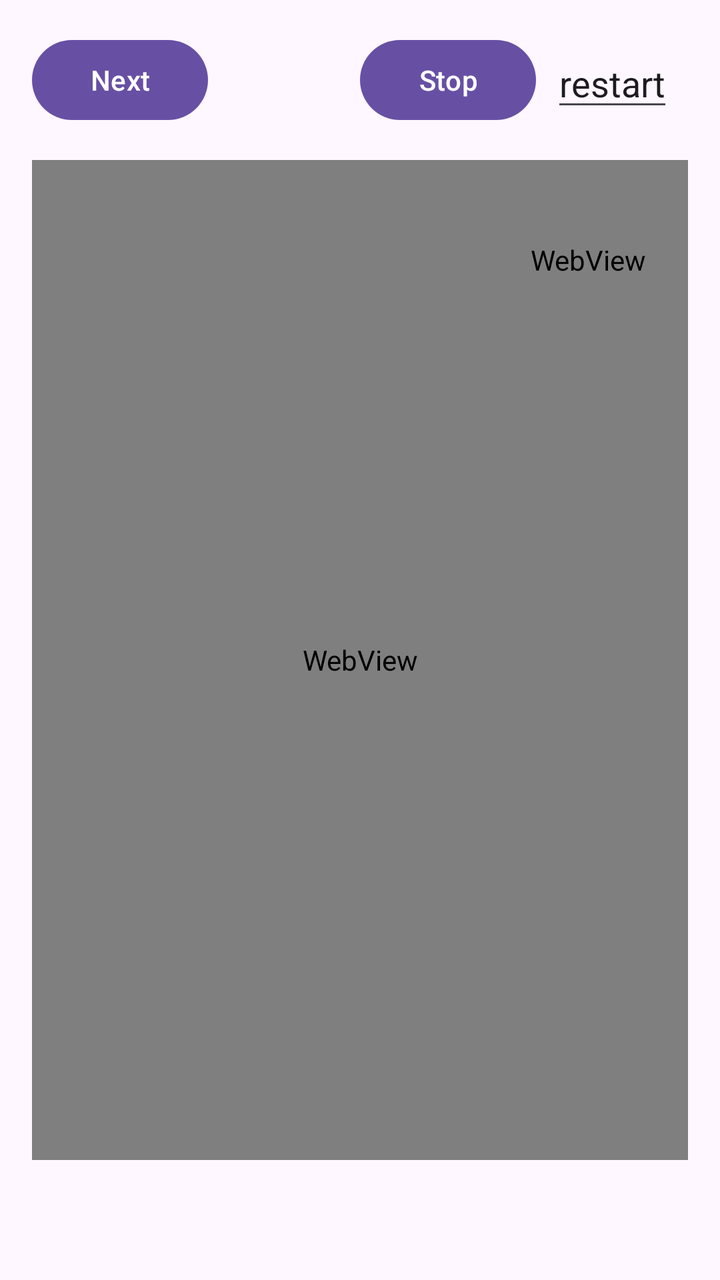
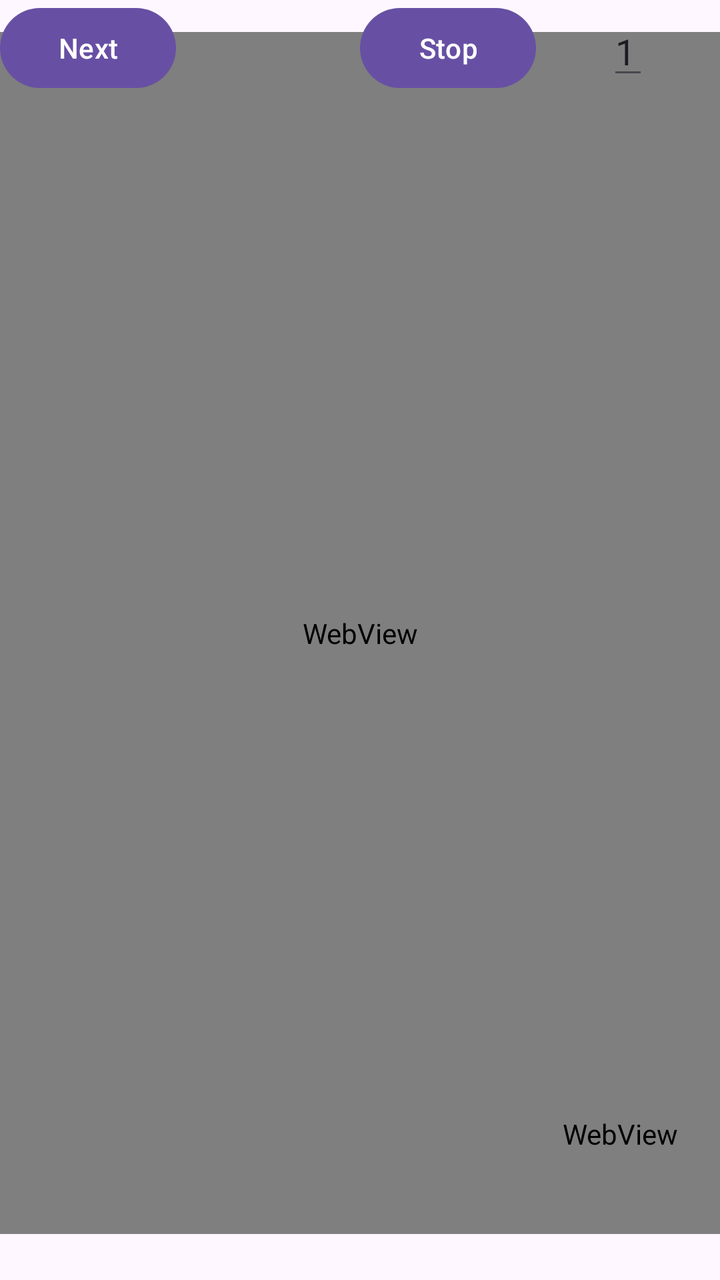

An Android layout rendered at two revisions. The XML below is the earlier revision; the diff shows what the commit changed to produce the second picture.
<!-- AndroidManifest.xml: application theme Theme.Auto_web_android -->
<!-- res/layout/fragment_first.xml -->
<?xml version="1.0" encoding="utf-8"?>
<androidx.core.widget.NestedScrollView xmlns:android="http://schemas.android.com/apk/res/android"
    xmlns:app="http://schemas.android.com/apk/res-auto"
    xmlns:tools="http://schemas.android.com/tools"
    android:layout_width="match_parent"
    android:layout_height="match_parent"
    tools:context=".FirstFragment">

    <androidx.constraintlayout.widget.ConstraintLayout
        android:layout_width="match_parent"
        android:layout_height="match_parent"
        android:padding="16dp">

        <Button
            android:id="@+id/button_first"
            android:layout_width="wrap_content"
            android:layout_height="wrap_content"
            android:text="@string/next"
            app:layout_constraintBottom_toTopOf="@id/web"
            app:layout_constraintStart_toStartOf="parent"
            app:layout_constraintTop_toTopOf="parent" />

        <Button
            android:id="@+id/stop"
            android:layout_width="wrap_content"
            android:layout_height="wrap_content"
            android:text="@string/stop"
            app:layout_constraintBottom_toBottomOf="@+id/button_first"
            app:layout_constraintEnd_toEndOf="parent"
            app:layout_constraintStart_toEndOf="@+id/button_first"
            app:layout_constraintTop_toTopOf="@+id/button_first" />

        <EditText
            android:id="@+id/input"
            android:layout_width="wrap_content"
            android:layout_height="wrap_content"
            android:text="restart"
            app:layout_constraintBottom_toBottomOf="@+id/button_first"
            app:layout_constraintEnd_toEndOf="parent"
            app:layout_constraintStart_toEndOf="@+id/stop"
            app:layout_constraintTop_toTopOf="@+id/button_first" />

        <WebView
            android:id="@+id/web"
            android:layout_width="match_parent"
            android:layout_height="500dp"
            android:layout_marginTop="16dp"
            app:layout_constraintBottom_toBottomOf="parent"
            app:layout_constraintEnd_toEndOf="parent"
            app:layout_constraintStart_toStartOf="parent"
            app:layout_constraintTop_toBottomOf="@id/button_first" />

        <WebView
            android:id="@+id/blank"
            android:layout_width="100dp"
            android:layout_height="100dp"
            app:layout_constraintEnd_toEndOf="parent"
            app:layout_constraintTop_toTopOf="@+id/web" />

    </androidx.constraintlayout.widget.ConstraintLayout>
</androidx.core.widget.NestedScrollView>
<!-- resources referenced by this layout -->
<resources>
  <string name="next">Next</string>
  <string name="stop">Stop</string>
  <style name="Theme.Auto_web_android" parent="Base.Theme.Auto_web_android" />
  <style name="Base.Theme.Auto_web_android" parent="Theme.Material3.DayNight.NoActionBar">
          
          
      </style>
</resources>

<!-- the commit's change to res/layout/fragment_first.xml (unified diff, before → after) -->
@@ -8,15 +8,23 @@
 
     <androidx.constraintlayout.widget.ConstraintLayout
         android:layout_width="match_parent"
-        android:layout_height="match_parent"
-        android:padding="16dp">
+        android:layout_height="match_parent">
+
+        <WebView
+            android:id="@+id/web"
+            android:layout_width="match_parent"
+            android:layout_height="0dp"
+            android:layout_marginTop="16dp"
+            app:layout_constraintBottom_toBottomOf="parent"
+            app:layout_constraintEnd_toEndOf="parent"
+            app:layout_constraintStart_toStartOf="parent"
+            app:layout_constraintTop_toTopOf="parent" />
 
         <Button
             android:id="@+id/button_first"
             android:layout_width="wrap_content"
             android:layout_height="wrap_content"
             android:text="@string/next"
-            app:layout_constraintBottom_toTopOf="@id/web"
             app:layout_constraintStart_toStartOf="parent"
             app:layout_constraintTop_toTopOf="parent" />
 
@@ -34,26 +42,18 @@
             android:id="@+id/input"
             android:layout_width="wrap_content"
             android:layout_height="wrap_content"
-            android:text="restart"
+            android:text="1"
+            android:inputType="number"
             app:layout_constraintBottom_toBottomOf="@+id/button_first"
             app:layout_constraintEnd_toEndOf="parent"
             app:layout_constraintStart_toEndOf="@+id/stop"
             app:layout_constraintTop_toTopOf="@+id/button_first" />
 
         <WebView
-            android:id="@+id/web"
-            android:layout_width="match_parent"
-            android:layout_height="500dp"
-            android:layout_marginTop="16dp"
-            app:layout_constraintBottom_toBottomOf="parent"
-            app:layout_constraintEnd_toEndOf="parent"
-            app:layout_constraintStart_toStartOf="parent"
-            app:layout_constraintTop_toBottomOf="@id/button_first" />
-
-        <WebView
             android:id="@+id/blank"
             android:layout_width="100dp"
             android:layout_height="100dp"
+            android:layout_marginTop="501dp"
             app:layout_constraintEnd_toEndOf="parent"
             app:layout_constraintTop_toTopOf="@+id/web" />
 
